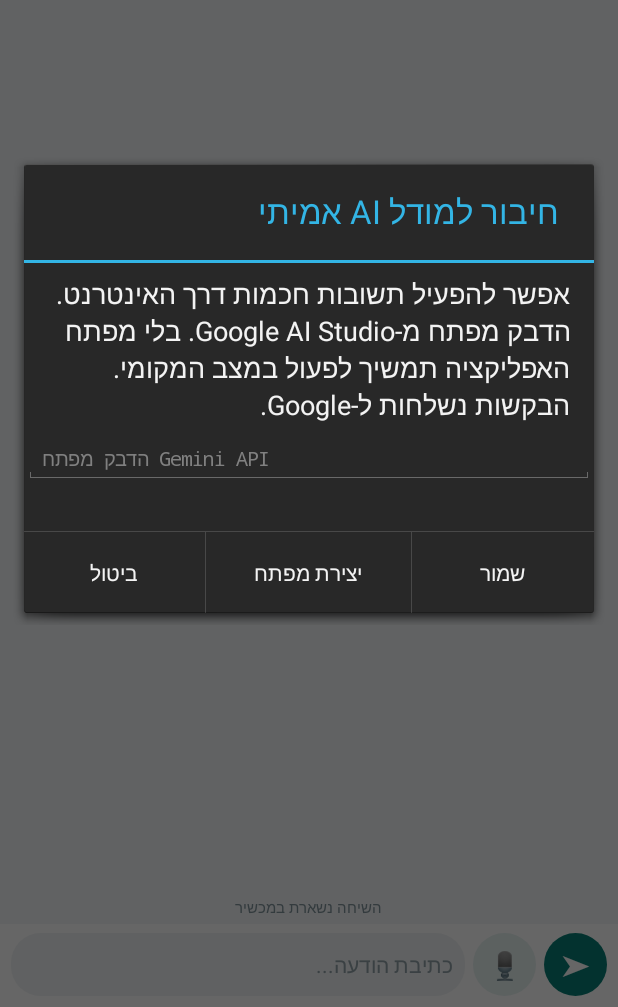
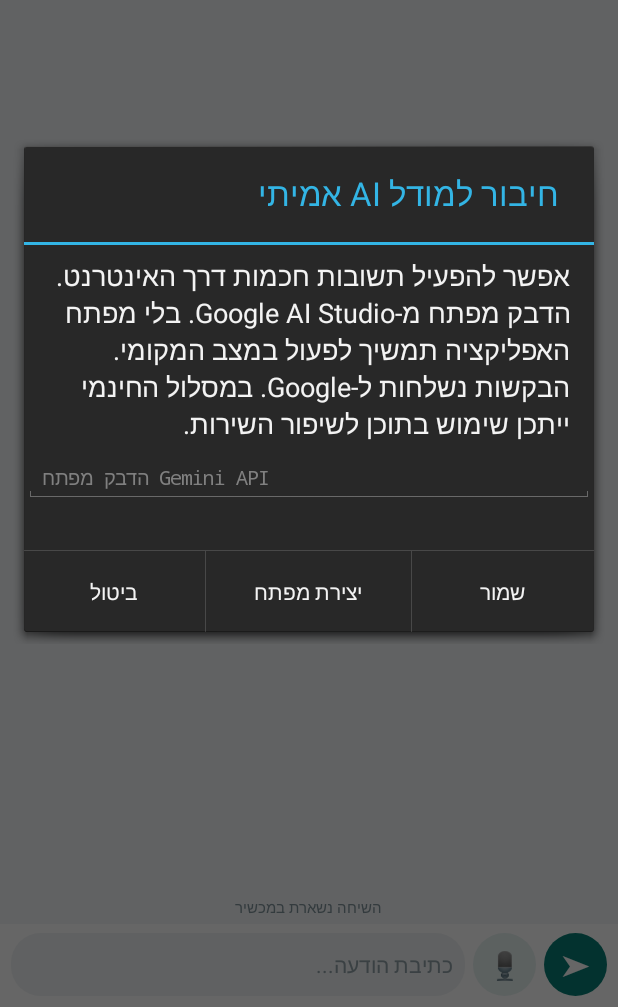
Before and after one commit to ZYGY7678/Public-artificial-intelligence, an Android app: the screen it shows after launch (MainActivity), after a tap on "● מקומי ⚙", on a phone screen of 412 x 824 dp, the part 229-1236 px from its top. Run offline under Robolectric (Android 15) with nearby library versions, the phone set to English and light mode, and no system bars.

Commit message:
Clarify when chat content is sent to Google AI

```diff
--- a/ai-talk-android/app/src/main/java/com/zygy/aitalk/MainActivity.java
+++ b/ai-talk-android/app/src/main/java/com/zygy/aitalk/MainActivity.java
@@ -27,6 +27,7 @@ public class MainActivity extends Activity implements TextToSpeech.OnInitListene
     private int screenWidth;
     private String geminiApiKey = "";
     private TextView aiStatus;
+    private TextView privacyHint;
     private boolean cloudBusy = false;
     private final ArrayList<GeminiApiClient.ChatTurn> cloudHistory = new ArrayList<GeminiApiClient.ChatTurn>();
 
@@ -102,10 +103,10 @@ public class MainActivity extends Activity implements TextToSpeech.OnInitListene
         chatScroll.addView(messages, new ScrollView.LayoutParams(-1, -2));
         page.addView(chatScroll, new LinearLayout.LayoutParams(-1, 0, 1));
 
-        TextView hint = text("השיחה נשארת במכשיר", 10, 0xff81939b);
-        hint.setGravity(Gravity.CENTER);
-        hint.setPadding(0, dp(3), 0, dp(4));
-        page.addView(hint, new LinearLayout.LayoutParams(-1, -2));
+        privacyHint = text(geminiApiKey.length() > 0 ? "הודעות נשלחות ל-Google AI" : "השיחה נשארת במכשיר", 10, 0xff81939b);
+        privacyHint.setGravity(Gravity.CENTER);
+        privacyHint.setPadding(0, dp(3), 0, dp(4));
+        page.addView(privacyHint, new LinearLayout.LayoutParams(-1, -2));
 
         LinearLayout composer = new LinearLayout(this);
         composer.setOrientation(LinearLayout.HORIZONTAL);
@@ -229,7 +230,7 @@ public class MainActivity extends Activity implements TextToSpeech.OnInitListene
 
         new AlertDialog.Builder(this)
             .setTitle("חיבור למודל AI אמיתי")
-            .setMessage("אפשר להפעיל תשובות חכמות דרך האינטרנט. הדבק מפתח מ-Google AI Studio. בלי מפתח האפליקציה תמשיך לפעול במצב המקומי. הבקשות נשלחות ל-Google.")
+            .setMessage("אפשר להפעיל תשובות חכמות דרך האינטרנט. הדבק מפתח מ-Google AI Studio. בלי מפתח האפליקציה תמשיך לפעול במצב המקומי. הבקשות נשלחות ל-Google. במסלול החינמי ייתכן שימוש בתוכן לשיפור השירות.")
             .setView(keyField)
             .setPositiveButton("שמור", new android.content.DialogInterface.OnClickListener() {
                 public void onClick(android.content.DialogInterface dialog, int which) {
@@ -238,6 +239,7 @@ public class MainActivity extends Activity implements TextToSpeech.OnInitListene
                         .putString("gemini_api_key", geminiApiKey).commit();
                     cloudHistory.clear();
                     if (aiStatus != null) aiStatus.setText(geminiApiKey.length() > 0 ? "● AI ⚙" : "● מקומי ⚙");
+                    if (privacyHint != null) privacyHint.setText(geminiApiKey.length() > 0 ? "הודעות נשלחות ל-Google AI" : "השיחה נשארת במכשיר");
                     Toast.makeText(MainActivity.this,
                         geminiApiKey.length() > 0 ? "המודל המקוון הופעל" : "הוחזר מצב מקומי",
                         Toast.LENGTH_LONG).show();
```
